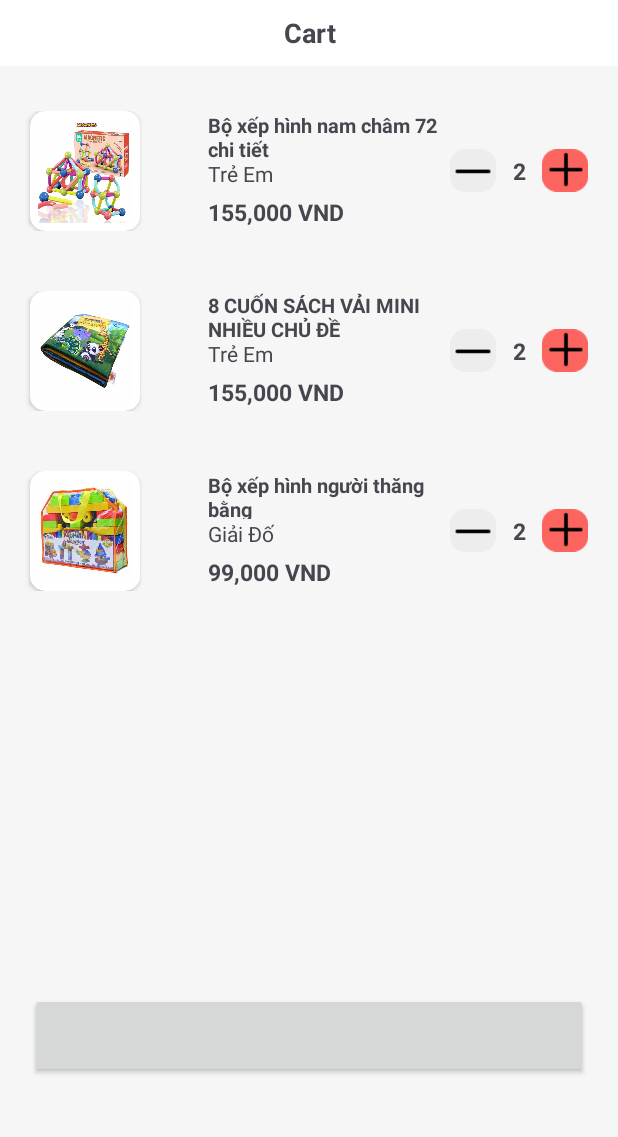
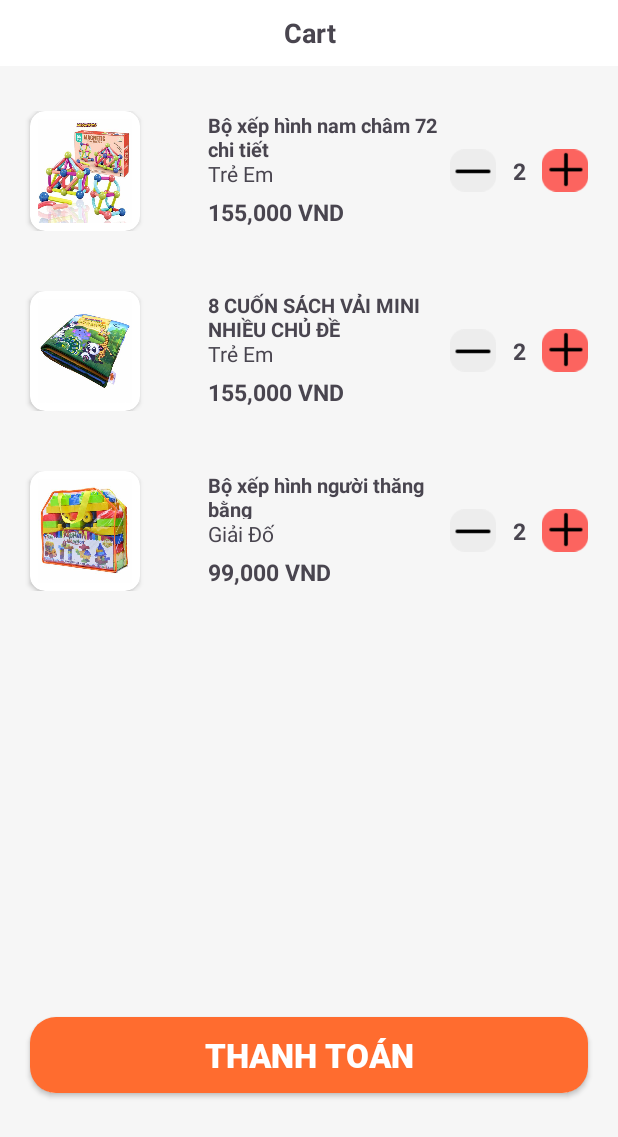
Before and after one commit to quyettc1112/Aurora, an Android app: the fragment CartFragment shown on its own in the app's theme, on a phone screen of 412 x 824 dp. Shown: the top 1137 px of the screen. Run offline under Robolectric (Android 15) with nearby library versions, the phone set to English and light mode, and no system bars; our stand-ins replace data binding, paging; libraries missing offline, so code that uses them is left out: androidx.paging.

```diff
--- a/app/src/main/res/layout/fragment_cart.xml
+++ b/app/src/main/res/layout/fragment_cart.xml
@@ -33,12 +33,19 @@
             tools:listitem="@layout/item_toy_cart" />
 
         <androidx.appcompat.widget.AppCompatButton
+            android:id="@+id/btn_payment"
             android:layout_width="match_parent"
-            android:layout_marginTop="10dp"
-            android:layout_margin="20dp"
-            android:layout_weight="0.8"
-            android:layout_height="0dp">
-        </androidx.appcompat.widget.AppCompatButton>
+            android:layout_height="0dp"
+            android:layout_marginTop="20dp"
+            android:layout_marginStart="20dp"
+            android:layout_marginEnd="20dp"
+            android:layout_weight="0.7"
+            android:background="@drawable/ripple_effect"
+            android:fontFamily="@font/app_font_black"
+            android:text="Thanh Toán"
+            android:textColor="@color/white"
+            android:textSize="22dp"
+            app:layout_constraintBottom_toBottomOf="parent" />
 
     </LinearLayout>
 
```
